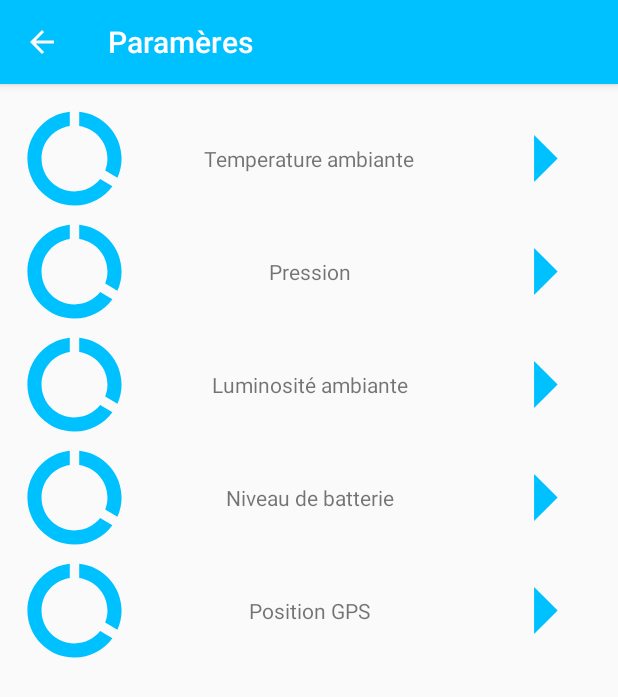
After one commit to s-jeremy/Android_App_Project, an Android app: the SensorRecyclerViewActivity screen opened directly, with no data from a screen before it, on a phone screen of 412 x 824 dp. The commit adds this screen. Shown: the top 697 px of the screen. Run offline under Robolectric (Android 15) with nearby library versions, the phone set to English and light mode, and no system bars.

Commit message:
Add RecyclerView + Sensors informations: Battery, Light, Temperature & Pressure (missing GPS informations)

```diff
--- /dev/null
+++ b/app/src/main/java/com/android_app_project/app/ui/view/sensor/AdapterSensor.kt
@@ -0,0 +1,42 @@
+package com.android_app_project.app.ui.view.sensor
+
+import android.view.LayoutInflater
+import android.view.View
+import android.view.ViewGroup
+import android.widget.ImageView
+import android.widget.TextView
+import androidx.recyclerview.widget.RecyclerView
+import com.android_app_project.app.R
+
+class AdapterSensor(private val deviceList: Array<SensorItem>, private val onClick: ((selectedDevice: SensorItem) -> Unit)? = null) : RecyclerView.Adapter<AdapterSensor.ViewHolder>() {
+
+    // Comment s'affiche ma vue
+    class ViewHolder(itemView: View) : RecyclerView.ViewHolder(itemView) {
+        fun showItem(device: SensorItem, onClick: ((selectedDevice: SensorItem) -> Unit)? = null) {
+            itemView.findViewById<TextView>(R.id.nameAction).text = device.name
+            itemView.findViewById<ImageView>(R.id.iconAction).setImageResource(device.icon)
+
+            itemView.setOnClickListener {
+                device.onClick.invoke()
+            }
+        }
+    }
+
+    // Retourne une « vue » / « layout » pour chaque élément de la liste
+    override fun onCreateViewHolder(parent: ViewGroup, viewType: Int): ViewHolder {
+        val view = LayoutInflater.from(parent.context).inflate(R.layout.sensor_item_list, parent, false)
+        return ViewHolder(
+            view
+        )
+    }
+
+    // Connect la vue ET la données
+    override fun onBindViewHolder(holder: ViewHolder, position: Int) {
+        holder.showItem(deviceList[position], onClick)
+    }
+
+    override fun getItemCount(): Int {
+        return deviceList.size
+    }
+
+}
--- /dev/null
+++ b/app/src/main/java/com/android_app_project/app/ui/view/sensor/SensorItem.kt
@@ -0,0 +1,5 @@
+package com.android_app_project.app.ui.view.sensor
+
+// Définition de la Class qui sera dans notre RecyclerView
+// Objet avec pour paramètres : un nom, un icone et un clic
+data class SensorItem(val name: String, val icon: Int, val onClick: (() -> Unit))
--- /dev/null
+++ b/app/src/main/java/com/android_app_project/app/ui/view/sensor/SensorRecyclerViewActivity.kt
@@ -0,0 +1,103 @@
+package com.android_app_project.app.ui.view.sensor
+
+import android.content.Context
+import android.content.Intent
+import android.net.Uri
+import android.os.Bundle
+import android.provider.Settings
+import androidx.appcompat.app.AppCompatActivity
+import androidx.recyclerview.widget.LinearLayoutManager
+import com.android_app_project.app.R
+import com.android_app_project.app.databinding.ActivitySensorRecyclerViewBinding
+import com.android_app_project.app.ui.view.main.MainActivity
+import com.android_app_project.app.ui.view.sensor.data_sensors.BatteryActivity
+import com.android_app_project.app.ui.view.sensor.data_sensors.LightActivity
+import com.android_app_project.app.ui.view.sensor.data_sensors.PressureActivity
+import com.android_app_project.app.ui.view.sensor.data_sensors.TemperatureActivity
+
+class SensorRecyclerViewActivity : AppCompatActivity() {
+
+    companion object {
+        fun getStartIntent(ctx: Context): Intent {
+            return Intent(ctx, SensorRecyclerViewActivity::class.java)
+        }
+    }
+
+    private lateinit var binding: ActivitySensorRecyclerViewBinding
+
+    override fun onCreate(savedInstanceState: Bundle?) {
+        super.onCreate(savedInstanceState)
+        setContentView(R.layout.activity_sensor_recycler_view)
+        // Ouvre une application email à partir une fonction Intent
+        val intent = Intent(Intent.ACTION_SEND)
+        intent.type = "plain/text"
+        intent.putExtra(Intent.EXTRA_EMAIL, arrayOf("some@email.address"))
+        intent.putExtra(Intent.EXTRA_SUBJECT, "subject")
+        intent.putExtra(Intent.EXTRA_TEXT, "mail body")
+
+        // Ouvre les paramètres de l'application
+        // Retourne une variable i correspondant à l'activité de l'item
+        val i = Intent(Settings.ACTION_APPLICATION_DETAILS_SETTINGS)
+        i.addCategory(Intent.CATEGORY_DEFAULT)
+        i.data = Uri.parse("package:" + "com.example.android_project")
+
+        // Binding Activity
+        binding = ActivitySensorRecyclerViewBinding.inflate(layoutInflater)
+        setContentView(binding.root)
+
+        binding.recyclerSensors.layoutManager = LinearLayoutManager(this)
+        binding.recyclerSensors.adapter =
+                // Déclaration dans la datasource sous la forme d'un tableau
+            AdapterSensor(
+                arrayOf(
+                    // Temperature ambiante
+                    SensorItem(
+                        "Temperature ambiante",
+                        R.drawable.icon_data_action
+                    ) {
+                        startActivity(TemperatureActivity.getStartIntent(this))
+                    },
+                    // Pression
+                    SensorItem(
+                        "Pression",
+                        R.drawable.icon_data_action
+                    ) {
+                        startActivity(PressureActivity.getStartIntent(this))
+                    },
+                    // Luminosité ambiante
+                    SensorItem(
+                        "Luminosité ambiante",
+                        R.drawable.icon_data_action
+                    ) {
+                        startActivity(LightActivity.getStartIntent(this))
+                    },
+                    // Niveau de batterie
+                    SensorItem(
+                        "Niveau de batterie",
+                        R.drawable.icon_data_action
+                    ) {
+                        startActivity(BatteryActivity.getStartIntent(this))
+                    },
+                    // Position GPS
+                    SensorItem(
+                        "Position GPS",
+                        R.drawable.icon_data_action
+                    ) {
+                        startActivity(MainActivity.getStartIntent(this))
+                    }
+                ))
+
+        // Activation de l'action retour dans la Toolbar de cette activity
+        supportActionBar?.apply {
+            setTitle("Paramères")
+            setDisplayHomeAsUpEnabled(true)
+            setDisplayShowCustomEnabled(true)
+        }
+    }
+
+    // Activation Bouton Retour
+    override fun onSupportNavigateUp(): Boolean {
+        finish()
+        return true
+    }
+}
--- /dev/null
+++ b/app/src/main/res/drawable/icon_data_action.xml
@@ -0,0 +1,5 @@
+<vector android:height="24dp" android:tint="#00C1FF"
+    android:viewportHeight="24" android:viewportWidth="24"
+    android:width="24dp" xmlns:android="http://schemas.android.com/apk/res/android">
+    <path android:fillColor="@android:color/white" android:pathData="M13,2.05v3.03c3.39,0.49 6,3.39 6,6.92c0,0.9 -0.18,1.75 -0.48,2.54l2.6,1.53C21.68,14.83 22,13.45 22,12C22,6.82 18.05,2.55 13,2.05zM12,19c-3.87,0 -7,-3.13 -7,-7c0,-3.53 2.61,-6.43 6,-6.92V2.05C5.94,2.55 2,6.81 2,12c0,5.52 4.47,10 9.99,10c3.31,0 6.24,-1.61 8.06,-4.09l-2.6,-1.53C16.17,17.98 14.21,19 12,19z"/>
+</vector>
--- /dev/null
+++ b/app/src/main/res/drawable/icon_light_arrow_click.xml
@@ -0,0 +1,5 @@
+<vector android:autoMirrored="true" android:height="24dp"
+    android:tint="#00C1FF" android:viewportHeight="24"
+    android:viewportWidth="24" android:width="24dp" xmlns:android="http://schemas.android.com/apk/res/android">
+    <path android:fillColor="@android:color/white" android:pathData="M10,17l5,-5 -5,-5v10z"/>
+</vector>
--- /dev/null
+++ b/app/src/main/res/layout/activity_sensor_recycler_view.xml
@@ -0,0 +1,25 @@
+<?xml version="1.0" encoding="utf-8"?>
+<androidx.constraintlayout.widget.ConstraintLayout xmlns:android="http://schemas.android.com/apk/res/android"
+    xmlns:app="http://schemas.android.com/apk/res-auto"
+    xmlns:tools="http://schemas.android.com/tools"
+    android:layout_width="match_parent"
+    android:layout_height="match_parent"
+    tools:context=".ui.view.sensor.SensorRecyclerViewActivity">
+
+    <androidx.recyclerview.widget.RecyclerView
+        android:id="@+id/recyclerSensors"
+        android:layout_width="match_parent"
+        android:layout_height="match_parent"
+        android:padding="12dp"
+        android:text="@string/app_name"
+        android:textSize="16sp"
+        app:layout_constraintBottom_toBottomOf="parent"
+        app:layout_constraintHorizontal_bias="0.500"
+        app:layout_constraintLeft_toLeftOf="parent"
+        app:layout_constraintRight_toRightOf="parent"
+        app:layout_constraintTop_toTopOf="parent"
+        tools:listitem="@layout/sensor_item_list">
+
+    </androidx.recyclerview.widget.RecyclerView>
+
+</androidx.constraintlayout.widget.ConstraintLayout>
--- /dev/null
+++ b/app/src/main/res/layout/sensor_item_list.xml
@@ -0,0 +1,36 @@
+<?xml version="1.0" encoding="utf-8"?>
+<androidx.constraintlayout.widget.ConstraintLayout
+    xmlns:android="http://schemas.android.com/apk/res/android"
+    xmlns:app="http://schemas.android.com/apk/res-auto"
+    android:layout_width="match_parent"
+    android:layout_height="wrap_content">
+
+
+    <ImageView
+        android:id="@+id/iconAction"
+        android:layout_width="75dp"
+        android:layout_height="75dp"
+        android:contentDescription="Icone d'action"
+        app:layout_constraintStart_toStartOf="parent"
+        app:layout_constraintTop_toTopOf="parent"
+        app:srcCompat="@drawable/icon_data_action" />
+
+    <TextView
+        android:id="@+id/nameAction"
+        android:layout_width="match_parent"
+        android:layout_height="75dp"
+        android:gravity="center"
+        android:text="placeholder"
+        app:layout_constraintEnd_toEndOf="@+id/clickAction"
+        app:layout_constraintTop_toTopOf="parent"/>
+
+    <ImageView
+        android:id="@+id/clickAction"
+        android:layout_width="75dp"
+        android:layout_height="75dp"
+        android:contentDescription="Action au clique"
+        app:layout_constraintEnd_toEndOf="parent"
+        app:layout_constraintTop_toTopOf="parent"
+        app:srcCompat="@drawable/icon_light_arrow_click" />
+
+</androidx.constraintlayout.widget.ConstraintLayout>
```
Also changed, not shown: app/src/main/AndroidManifest.xml (+13 -5 lines), app/src/main/java/com/android_app_project/app/ui/view/main/MainActivity.kt (+14 -12 lines), app/src/main/java/com/android_app_project/app/ui/view/sensor/data_sensors/BatteryActivity.kt (added, +58 -0 lines), app/src/main/java/com/android_app_project/app/ui/view/sensor/data_sensors/LightActivity.kt (added, +94 -0 lines), app/src/main/java/com/android_app_project/app/ui/view/sensor/data_sensors/PressureActivity.kt (added, +93 -0 lines), app/src/main/java/com/android_app_project/app/ui/view/sensor/data_sensors/TemperatureActivity.kt (added, +93 -0 lines), app/src/main/res/layout/activity_battery.xml (added, +16 -0 lines), app/src/main/res/layout/activity_light.xml (added, +16 -0 lines), app/src/main/res/layout/activity_pressure.xml (added, +16 -0 lines), app/src/main/res/layout/activity_temperature.xml (added, +16 -0 lines).
